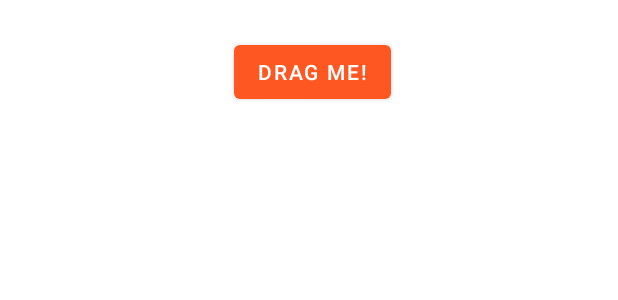
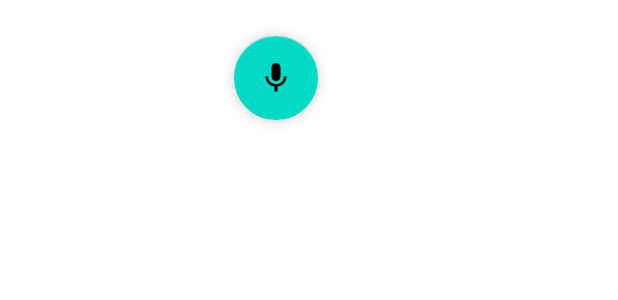
Before and after one commit to leche-hombre/soundboard, an Android app: the layout draggable_view.xml on its own in the app's theme, with its tools: preview values and no code run, on a phone screen of 412 x 824 dp. Shown: the top 300 px of the screen. Run offline under Robolectric (Android 15) with nearby library versions, the phone set to English and light mode, and no system bars.

Commit message:
Add slide to cancel text and bin image

```diff
--- a/app/src/main/java/com/example/soundboard/DraggableView.kt
+++ b/app/src/main/java/com/example/soundboard/DraggableView.kt
@@ -4,8 +4,10 @@ import android.app.Activity
 import android.os.Bundle
 import android.view.MotionEvent
 import android.view.View
-import android.widget.Button
+import android.widget.ImageView
+import android.widget.TextView
 import androidx.constraintlayout.widget.ConstraintLayout
+import com.google.android.material.floatingactionbutton.FloatingActionButton
 
 
 // TODO: Make this extend view, then other view components can extend from this
@@ -15,11 +17,16 @@ class DraggableView : Activity() {
     private var xPositionDelta: Int = 0
     private var xOriginalPosition: Int = 0
 
+    private lateinit var tvSlideToCancel: TextView
+    private lateinit var ivCancel: ImageView
+
     override fun onCreate(savedInstanceState: Bundle?) {
         super.onCreate(savedInstanceState)
         setContentView(R.layout.draggable_view)
-        val btnDraggable = this.findViewById<Button>(R.id.btnDrag)
+        val btnDraggable = this.findViewById<FloatingActionButton>(R.id.btnDrag)
         val layoutParams: ConstraintLayout.LayoutParams = btnDraggable.layoutParams as ConstraintLayout.LayoutParams
+        tvSlideToCancel = this.findViewById(R.id.tv_slide_to_cancel)
+        ivCancel = this.findViewById(R.id.iv_cancel)
         xOriginalPosition = layoutParams.leftMargin
         btnDraggable.setOnTouchListener {view, motionEvent -> onTouch(view, motionEvent) }
     }
@@ -32,12 +39,16 @@ class DraggableView : Activity() {
         when(motionEvent.action) {
             MotionEvent.ACTION_DOWN -> {
                 xPositionDelta = xCurrentPosition - layoutParams.leftMargin
+                tvSlideToCancel.visibility = View.VISIBLE
+                ivCancel.visibility = View.VISIBLE
                 setScaleFactor(view, 1.2f)
             }
             MotionEvent.ACTION_UP -> {
                 view.performClick()
                 layoutParams.leftMargin = xOriginalPosition
                 view.layoutParams = layoutParams
+                tvSlideToCancel.visibility = View.INVISIBLE
+                ivCancel.visibility = View.INVISIBLE
                 setScaleFactor(view, 1f)
             }
             MotionEvent.ACTION_MOVE -> {
--- a/app/src/main/res/layout/draggable_view.xml
+++ b/app/src/main/res/layout/draggable_view.xml
@@ -5,7 +5,29 @@
         android:layout_height="match_parent"
         android:id="@+id/draggableBody">
 
-    <com.google.android.material.button.MaterialButton
+    <ImageView
+            android:layout_width="24dp"
+            android:layout_height="24dp"
+            android:layout_marginStart="16dp"
+            android:layout_marginTop="36dp"
+            android:src="@drawable/ic_delete_24px"
+            app:layout_constraintStart_toStartOf="parent"
+            app:layout_constraintTop_toTopOf="parent"
+            android:id="@+id/iv_cancel"
+            android:visibility="invisible"/>
+
+    <TextView
+            android:id="@+id/tv_slide_to_cancel"
+            android:layout_width="wrap_content"
+            android:layout_height="wrap_content"
+            app:layout_constraintStart_toEndOf="@id/iv_cancel"
+            android:layout_marginTop="38dp"
+            android:layout_marginLeft="10dp"
+            app:layout_constraintTop_toTopOf="parent"
+            android:text="@string/slide_to_cancel"
+            android:visibility="invisible"/>
+
+    <com.google.android.material.floatingactionbutton.FloatingActionButton
             android:id="@+id/btnDrag"
             android:layout_width="wrap_content"
             android:layout_height="wrap_content"
@@ -13,6 +35,7 @@
             android:layout_marginTop="24dp"
             android:text="@string/drag_me"
             app:layout_constraintStart_toStartOf="parent"
-            app:layout_constraintTop_toTopOf="parent" />
+            app:layout_constraintTop_toTopOf="parent"
+            android:src="@drawable/ic_mic_24px"/>
 
 </androidx.constraintlayout.widget.ConstraintLayout>
--- a/app/src/main/res/values/strings.xml
+++ b/app/src/main/res/values/strings.xml
@@ -14,6 +14,7 @@
     <string name="remove_category">Remove cateogry</string>
     <string name="edit_category">edit_category</string>
     <string name="drag_me">Drag Me!</string>
+    <string name="slide_to_cancel">Slide to cancel</string>
     <string-array name="lv_categories">
         <item>Shrek</item>
         <item>Memes</item>
```
